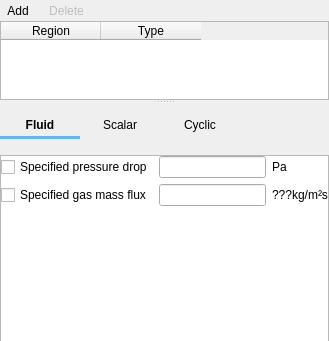
Old version of the form mfixgui/uifiles/boundary_conditions.ui in the repository truongd8593/mfix; both pictures show x 0 to 329 and y 0 to 341 of the 329 by 861 pixel window.
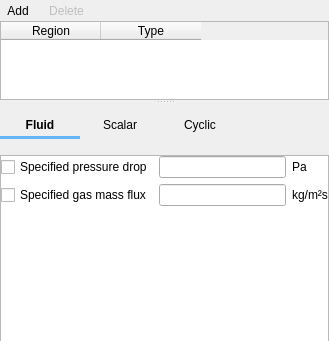
New version of the form. The open tabs and pages were chosen to show the change. Custom widgets are drawn as their Qt base class.

Commit message: flux_g_units

```diff
--- a/mfixgui/uifiles/boundary_conditions.ui
+++ b/mfixgui/uifiles/boundary_conditions.ui
@@ -2680,7 +2680,7 @@
                <item row="1" column="2" colspan="2">
                 <widget class="QLabel" name="label_flux_g_units">
                  <property name="text">
-                  <string>???kg/m²s</string>
+                  <string>kg/m²s</string>
                  </property>
                 </widget>
                </item>
```
